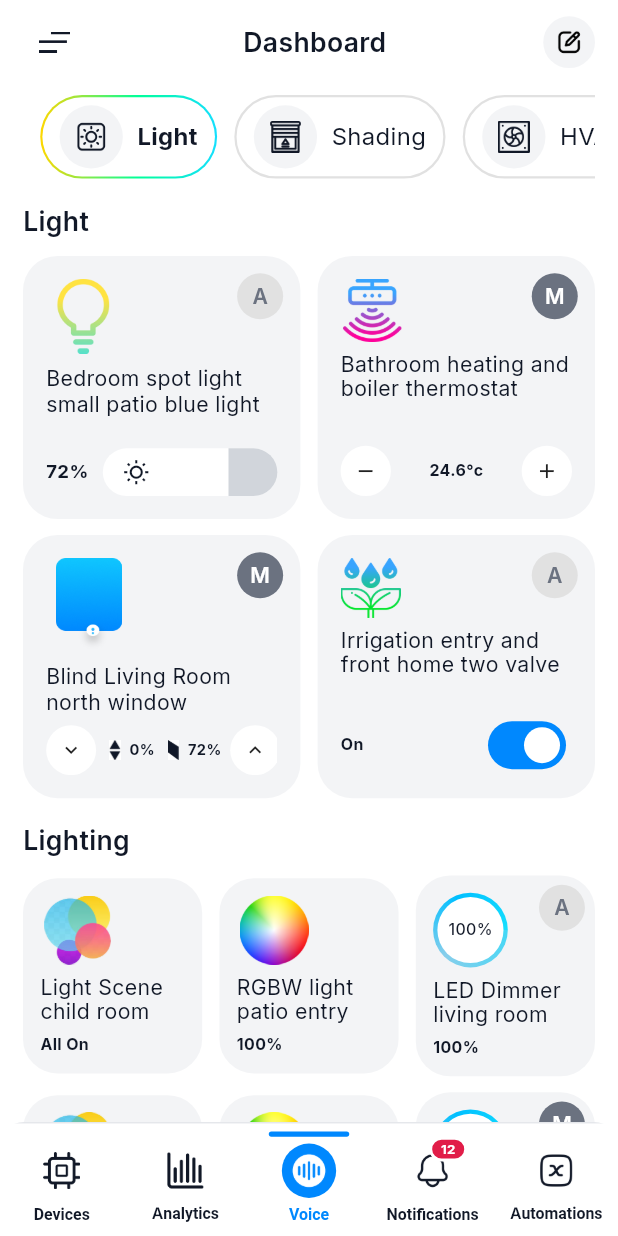
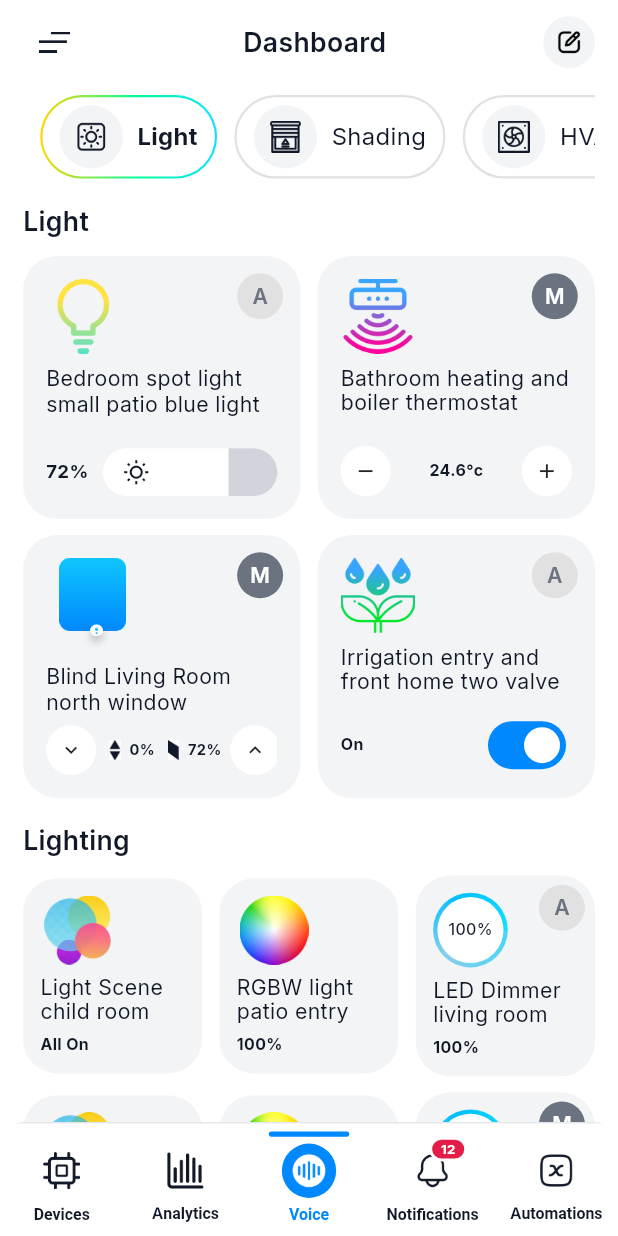
Before and after one commit to nizam-app/the_demo_app, a Flutter app: the HomeScreen screen opened by its route, on a phone screen of 412 x 824 dp. Run offline on Flutter 3.47's test engine with Material 3 defaults, Android fonts, the light colour scheme and no system bars; our stand-ins replace cached_network_image, flutter_cache_manager, flutter_riverpod, flutter_screenutil, get, go_router and 3 more; accounts and stored records are empty; project files that could hold a hidden picture were left out.

Commit message:
3 bag fixing okay

```diff
--- a/lib/features/auth/screens/login_scren.dart
+++ b/lib/features/auth/screens/login_scren.dart
@@ -307,7 +307,7 @@ class _LoginScreenState extends State<LoginScreen> {
                   ),
                 ),
 
-                SizedBox(height: 110.h),
+                SizedBox(height: 130.h),
 
                 // "Don't have an account? Register" text
                 Center(
--- a/lib/features/home/screen/home_screen.dart
+++ b/lib/features/home/screen/home_screen.dart
@@ -125,6 +125,14 @@ class _HomeScreenState extends State<HomeScreen> {
             isSelected: false,
             icon: Icons.ac_unit_outlined,
             imagePath: 'assets/Mask group (4).png',
+            onTap: () {},
+          ),
+              SizedBox(width: 12.w),
+            _CategoryPill(
+            label: 'Security',
+            isSelected: false,
+            icon: Icons.ac_unit_outlined,
+            imagePath: 'assets/securety.png',
             onTap: () {},
           ),
         ],
@@ -156,7 +164,7 @@ class _HomeScreenState extends State<HomeScreen> {
                           imagePath: 'assets/Mask group (5).png',
                         ),
                         _ThermostatCard(
-                          title: 'Bathroom heating and\nboiler thermostat',
+                          title: 'Bathroom heating and boiler thermostat',
                           value: 24.6,
                           mode: 'M',
                           modeFilled: true,
@@ -171,7 +179,7 @@ class _HomeScreenState extends State<HomeScreen> {
                           imagePath: 'assets/Rectangle 823.png',
                         ),
                         _ToggleCard(
-                          title: 'Irrigation entry and\nfront home two valve',
+                          title: 'Irrigation entry and front home two valve',
                           isOn: true,
                           mode: 'A',
                           modeFilled: false,
@@ -1206,16 +1214,36 @@ class _ThermostatCard extends StatelessWidget {
               imagePath != null
                   ? Image.asset(
                       imagePath!,
-                      width: 44.w,
-                      height: 44.w,
+                      width: 52.w,
+                      height: 52.w,
                       fit: BoxFit.contain,
                     )
                   : Icon(Icons.thermostat_outlined, size: 44.sp, color: const Color(0xFF0088FE)),
-              SizedBox(height: 8.h),
+              SizedBox(height: 10.h),
               Expanded(
-                child: Text(
-                  title,
-                  style: TextStyle(fontSize: 16.sp, color: const Color(0xFF111827), height: 1.15),
+                child: Row(
+                  crossAxisAlignment: CrossAxisAlignment.start,
+                  children: [
+                    Expanded(
+                      child: Text(
+                        title.split('\n').isNotEmpty ? title.split('\n')[0] : title,
+                        style: TextStyle(fontSize: 16.sp, color: const Color(0xFF111827), height: 1.15),
+                        maxLines: 2,
+                        overflow: TextOverflow.ellipsis,
+                      ),
+                    ),
+                    if (title.contains('\n')) ...[
+                      SizedBox(width: 8.w),
+                      Expanded(
+                        child: Text(
+                          title.split('\n').length > 1 ? title.split('\n')[1] : '',
+                          style: TextStyle(fontSize: 16.sp, color: const Color(0xFF111827), height: 1.15),
+                          maxLines: 2,
+                          overflow: TextOverflow.ellipsis,
+                        ),
+                      ),
+                    ],
+                  ],
                 ),
               ),
               SizedBox(height: 10.h),
@@ -1267,7 +1295,7 @@ class _BlindCard extends StatelessWidget {
               if (imagePath != null)
                 Image.asset(
                   imagePath!,
-                  width: 60.w,
+                  width: 65.w,
                   height: 65.w,
                   fit: BoxFit.contain,
                 ),
@@ -1359,16 +1387,18 @@ class _ToggleCard extends StatelessWidget {
               imagePath != null
                   ? Image.asset(
                       imagePath!,
-                      width: 42.w,
-                      height: 42.w,
+                      width: 52.w,
+                      height: 52.w,
                       fit: BoxFit.contain,
                     )
                   : Icon(Icons.water_drop_outlined, size: 42.sp, color: const Color(0xFF00C2FF)),
-              SizedBox(height: 8.h),
+              SizedBox(height: 10.h),
               Expanded(
                 child: Text(
                   title,
                   style: TextStyle(fontSize: 16.sp, color: const Color(0xFF111827), height: 1.15),
+                  maxLines: 2,
+                  overflow: TextOverflow.ellipsis,
                 ),
               ),
               SizedBox(height: 6.h),
```
Also changed, not shown: assets/securety.png (added), flutter_01.png (added).
